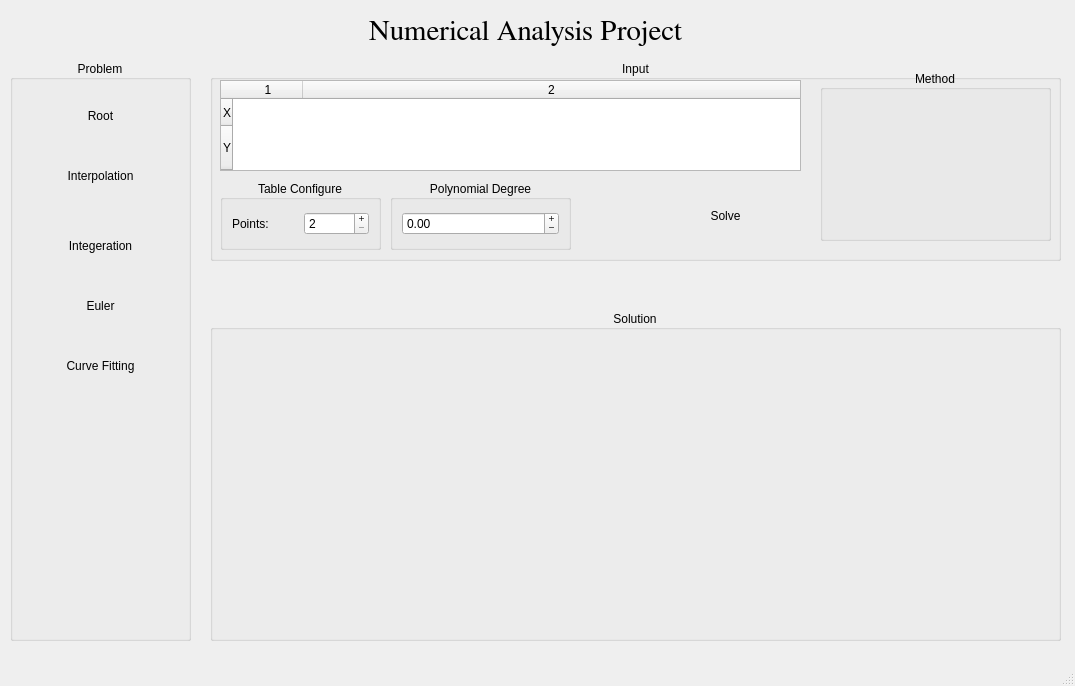
Above: mainwindow.ui from ZiadMD/Numerical-Analysis-project before the change. Below: the same form after it.
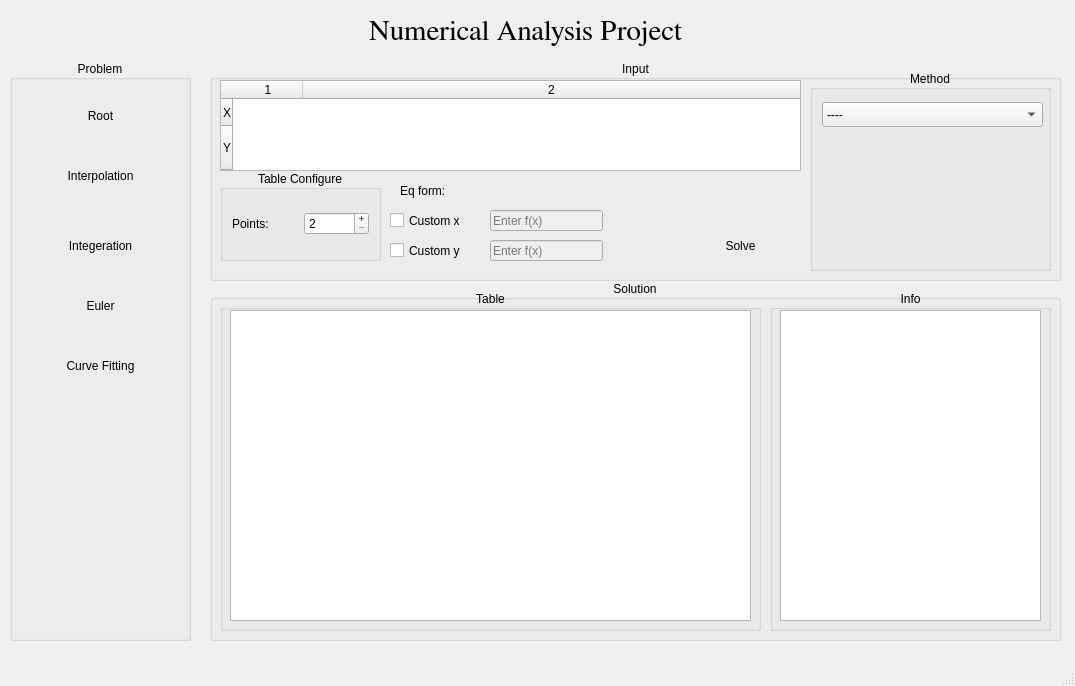
That is the form after the change. Icons and pictures are not drawn.

The edit to the form file:
```diff
--- a/mainwindow.ui
+++ b/mainwindow.ui
@@ -1414,7 +1414,7 @@
         <x>10</x>
         <y>10</y>
         <width>851</width>
-        <height>201</height>
+        <height>221</height>
        </rect>
       </property>
       <property name="title">
@@ -1427,9 +1427,9 @@
        <property name="geometry">
         <rect>
          <x>10</x>
-         <y>120</y>
+         <y>110</y>
          <width>161</width>
-         <height>70</height>
+         <height>91</height>
         </rect>
        </property>
        <property name="title">
@@ -1461,9 +1461,9 @@
       <widget class="QPushButton" name="InterpolationSolveButton_2">
        <property name="geometry">
         <rect>
-         <x>440</x>
-         <y>130</y>
-         <width>151</width>
+         <x>470</x>
+         <y>160</y>
+         <width>121</width>
          <height>51</height>
         </rect>
        </property>
@@ -1541,41 +1541,13 @@
        <column/>
        <column/>
       </widget>
-      <widget class="QGroupBox" name="groupBox_19">
-       <property name="geometry">
-        <rect>
-         <x>180</x>
-         <y>120</y>
-         <width>181</width>
-         <height>70</height>
-        </rect>
-       </property>
-       <property name="title">
-        <string>Polynomial Degree</string>
-       </property>
-       <property name="alignment">
-        <set>Qt::AlignmentFlag::AlignCenter</set>
-       </property>
-       <layout class="QGridLayout" name="gridLayout">
-        <item row="0" column="0">
-         <widget class="QDoubleSpinBox" name="PolyDegree">
-          <property name="buttonSymbols">
-           <enum>QAbstractSpinBox::ButtonSymbols::PlusMinus</enum>
-          </property>
-          <property name="minimum">
-           <double>-1.000000000000000</double>
-          </property>
-         </widget>
-        </item>
-       </layout>
-      </widget>
       <widget class="QGroupBox" name="groupBox_22">
        <property name="geometry">
         <rect>
-         <x>610</x>
+         <x>600</x>
          <y>10</y>
-         <width>231</width>
-         <height>171</height>
+         <width>241</width>
+         <height>201</height>
         </rect>
        </property>
        <property name="title">
@@ -1584,15 +1556,139 @@
        <property name="alignment">
         <set>Qt::AlignmentFlag::AlignCenter</set>
        </property>
+       <widget class="QComboBox" name="CurveMethodSelector">
+        <property name="geometry">
+         <rect>
+          <x>12</x>
+          <y>32</y>
+          <width>221</width>
+          <height>25</height>
+         </rect>
+        </property>
+        <item>
+         <property name="text">
+          <string>----</string>
+         </property>
+        </item>
+        <item>
+         <property name="text">
+          <string>Linear </string>
+         </property>
+        </item>
+        <item>
+         <property name="text">
+          <string>Quadratic</string>
+         </property>
+        </item>
+        <item>
+         <property name="text">
+          <string>Exponential</string>
+         </property>
+        </item>
+        <item>
+         <property name="text">
+          <string>Power 1</string>
+         </property>
+        </item>
+        <item>
+         <property name="text">
+          <string>Power 2</string>
+         </property>
+        </item>
+       </widget>
+      </widget>
+      <widget class="QLabel" name="CurveExampleLabel">
+       <property name="geometry">
+        <rect>
+         <x>280</x>
+         <y>120</y>
+         <width>231</width>
+         <height>21</height>
+        </rect>
+       </property>
+       <property name="text">
+        <string/>
+       </property>
+      </widget>
+      <widget class="QLabel" name="label_7">
+       <property name="geometry">
+        <rect>
+         <x>190</x>
+         <y>120</y>
+         <width>61</width>
+         <height>21</height>
+        </rect>
+       </property>
+       <property name="text">
+        <string>Eq form:</string>
+       </property>
+      </widget>
+      <widget class="QLineEdit" name="CurveCustomX">
+       <property name="enabled">
+        <bool>false</bool>
+       </property>
+       <property name="geometry">
+        <rect>
+         <x>280</x>
+         <y>150</y>
+         <width>113</width>
+         <height>21</height>
+        </rect>
+       </property>
+       <property name="placeholderText">
+        <string>Enter f(x)</string>
+       </property>
+      </widget>
+      <widget class="QCheckBox" name="CurveCustomXCheck">
+       <property name="geometry">
+        <rect>
+         <x>180</x>
+         <y>150</y>
+         <width>111</width>
+         <height>21</height>
+        </rect>
+       </property>
+       <property name="text">
+        <string>Custom x</string>
+       </property>
+      </widget>
+      <widget class="QCheckBox" name="CurveCustomYCheck">
+       <property name="geometry">
+        <rect>
+         <x>180</x>
+         <y>180</y>
+         <width>111</width>
+         <height>21</height>
+        </rect>
+       </property>
+       <property name="text">
+        <string>Custom y</string>
+       </property>
+      </widget>
+      <widget class="QLineEdit" name="CurveCustomY">
+       <property name="enabled">
+        <bool>false</bool>
+       </property>
+       <property name="geometry">
+        <rect>
+         <x>280</x>
+         <y>180</y>
+         <width>113</width>
+         <height>21</height>
+        </rect>
+       </property>
+       <property name="placeholderText">
+        <string>Enter f(x)</string>
+       </property>
       </widget>
      </widget>
      <widget class="QGroupBox" name="groupBox_18">
       <property name="geometry">
        <rect>
         <x>10</x>
-        <y>260</y>
+        <y>230</y>
         <width>851</width>
-        <height>331</height>
+        <height>361</height>
        </rect>
       </property>
       <property name="title">
@@ -1601,6 +1697,58 @@
       <property name="alignment">
        <set>Qt::AlignmentFlag::AlignCenter</set>
       </property>
+      <widget class="QGroupBox" name="groupBox_19">
+       <property name="geometry">
+        <rect>
+         <x>10</x>
+         <y>10</y>
+         <width>541</width>
+         <height>341</height>
+        </rect>
+       </property>
+       <property name="title">
+        <string>Table</string>
+       </property>
+       <property name="alignment">
+        <set>Qt::AlignmentFlag::AlignCenter</set>
+       </property>
+       <widget class="QTableWidget" name="tableWidget">
+        <property name="geometry">
+         <rect>
+          <x>10</x>
+          <y>20</y>
+          <width>521</width>
+          <height>311</height>
+         </rect>
+        </property>
+       </widget>
+      </widget>
+      <widget class="QGroupBox" name="groupBox_23">
+       <property name="geometry">
+        <rect>
+         <x>560</x>
+         <y>10</y>
+         <width>281</width>
+         <height>341</height>
+        </rect>
+       </property>
+       <property name="title">
+        <string>Info</string>
+       </property>
+       <property name="alignment">
+        <set>Qt::AlignmentFlag::AlignCenter</set>
+       </property>
+       <widget class="QTextEdit" name="textEdit_3">
+        <property name="geometry">
+         <rect>
+          <x>10</x>
+          <y>20</y>
+          <width>261</width>
+          <height>311</height>
+         </rect>
+        </property>
+       </widget>
+      </widget>
      </widget>
     </widget>
     <widget class="QWidget" name="page"/>
```
